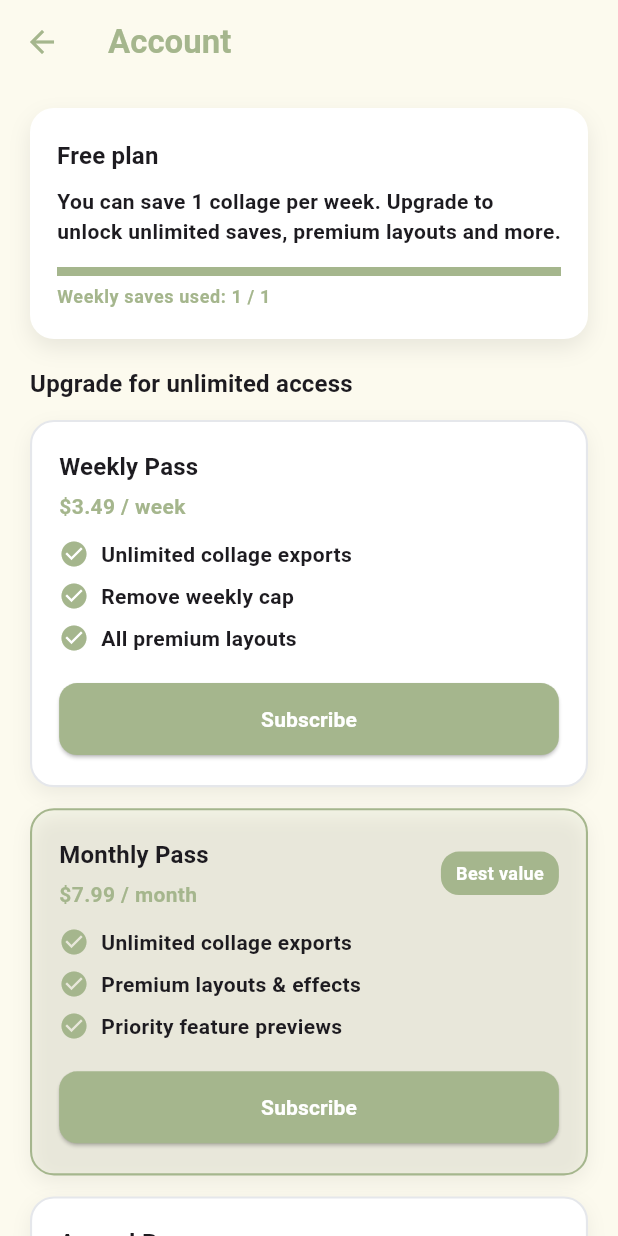
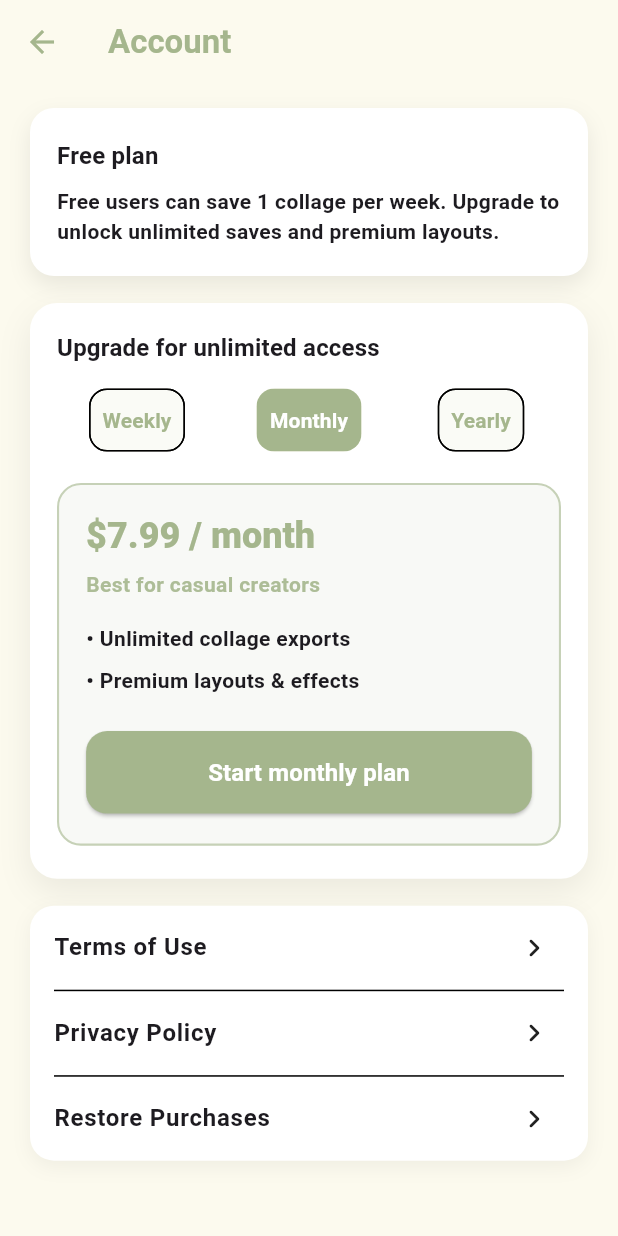
Before and after one commit to aycabadem/photo_collage, a Flutter app: the ProfileScreen screen opened directly, on a phone screen of 412 x 824 dp. Run offline on Flutter 3.47's test engine with Material 3 defaults, Android fonts, the phone set to English and light mode, and no system bars; our stand-ins replace extended_image, image_picker; missing offline and left inert: saver_gallery.

Commit message:
sub part

```diff
--- a/lib/screens/collage_screen.dart
+++ b/lib/screens/collage_screen.dart
@@ -799,6 +799,7 @@ class _CollageScreenState extends State<CollageScreen> {
 
   // Show layout picker modal
   void _showLayoutPicker(BuildContext context, CollageManager collageManager) {
+    final hostContext = context;
     showModalBottomSheet(
       context: context,
       isScrollControlled: true,
@@ -813,7 +814,7 @@ class _CollageScreenState extends State<CollageScreen> {
           Navigator.of(context).pop();
           _openProfile(collageManager);
         },
-        hostContext: context,
+        hostContext: hostContext,
       ),
     );
   }
--- a/lib/screens/profile_screen.dart
+++ b/lib/screens/profile_screen.dart
@@ -2,34 +2,84 @@ import 'package:flutter/material.dart';
 import 'package:provider/provider.dart';
 import '../services/collage_manager.dart';
 
-class ProfileScreen extends StatelessWidget {
+class ProfileScreen extends StatefulWidget {
   const ProfileScreen({super.key});
+
+  @override
+  State<ProfileScreen> createState() => _ProfileScreenState();
+}
+
+class _ProfileScreenState extends State<ProfileScreen> {
+  int _selectedPlanIndex = 1; // Default to monthly
+
+  static const List<_PlanOption> _plans = [
+    _PlanOption(
+      id: 'weekly',
+      label: 'Weekly',
+      priceLabel: '\$3.49 / week',
+      billingDetail: 'Billed weekly • cancel anytime',
+      perks: [
+        'Unlimited collage exports',
+        'Premium layouts & effects',
+        'Early access to new features',
+      ],
+    ),
+    _PlanOption(
+      id: 'monthly',
+      label: 'Monthly',
+      priceLabel: '\$7.99 / month',
+      billingDetail: 'Best for casual creators',
+      perks: [
+        'Unlimited collage exports',
+        'Premium layouts & effects',
+      ],
+      highlighted: true,
+    ),
+    _PlanOption(
+      id: 'yearly',
+      label: 'Yearly',
+      priceLabel: '\$49.99 / year',
+      billingDetail: 'Save 48% vs monthly billing',
+      perks: [
+        'Unlimited collage exports',
+        'All current & future premium tools',
+      ],
+    ),
+  ];
+
+  void _onPlanSelected(int index) {
+    setState(() => _selectedPlanIndex = index);
+  }
+
+  void _handleSubscribe(CollageManager manager) {
+    final plan = _plans[_selectedPlanIndex];
+
+    if (manager.isPremium) {
+      ScaffoldMessenger.of(context).showSnackBar(
+        SnackBar(
+          content: Text('You already have premium access.'),
+          duration: const Duration(seconds: 2),
+        ),
+      );
+      return;
+    }
+
+    manager.setPremium(true);
+    ScaffoldMessenger.of(context).showSnackBar(
+      SnackBar(
+        content: Text('${plan.label} plan activated! Enjoy unlimited access.'),
+        duration: const Duration(seconds: 2),
+      ),
+    );
+  }
 
   @override
   Widget build(BuildContext context) {
     final theme = Theme.of(context);
     final collageManager = context.watch<CollageManager>();
     final bool isPremium = collageManager.isPremium;
-
-    void handleSubscribe() {
-      if (isPremium) {
-        ScaffoldMessenger.of(context).showSnackBar(
-          const SnackBar(
-            content: Text('You already have premium access.'),
-            duration: Duration(seconds: 2),
-          ),
-        );
-        return;
-      }
-
-      collageManager.setPremium(true);
-      ScaffoldMessenger.of(context).showSnackBar(
-        const SnackBar(
-          content: Text('Premium unlocked! Enjoy unlimited layouts.'),
-          duration: Duration(seconds: 2),
-        ),
-      );
-    }
+    final int savesUsed = collageManager.weeklySavesUsed;
+    final int saveLimit = collageManager.weeklySaveLimit;
 
     return Scaffold(
       appBar: AppBar(
@@ -41,12 +91,22 @@ class ProfileScreen extends StatelessWidget {
       body: ListView(
         padding: const EdgeInsets.fromLTRB(20, 16, 20, 24),
         children: [
-          _FreeUsageCard(theme: theme, isPremium: isPremium),
+          _UsageOverviewCard(
+            theme: theme,
+            isPremium: isPremium,
+            savesUsed: savesUsed,
+            saveLimit: saveLimit,
+          ),
           const SizedBox(height: 18),
           _SubscriptionSection(
             theme: theme,
             isPremium: isPremium,
-            onSubscribe: handleSubscribe,
+            plans: _plans,
+            selectedIndex: _selectedPlanIndex,
+            onPlanSelected: _onPlanSelected,
+            onSubscribe: () => _handleSubscribe(collageManager),
+            savesUsed: savesUsed,
+            saveLimit: saveLimit,
           ),
           const SizedBox(height: 18),
           _LegalSection(theme: theme),
@@ -56,14 +116,28 @@ class ProfileScreen extends StatelessWidget {
   }
 }
 
-class _FreeUsageCard extends StatelessWidget {
+class _UsageOverviewCard extends StatelessWidget {
   final ThemeData theme;
   final bool isPremium;
+  final int savesUsed;
+  final int saveLimit;
 
-  const _FreeUsageCard({required this.theme, required this.isPremium});
+  const _UsageOverviewCard({
+    required this.theme,
+    required this.isPremium,
+    required this.savesUsed,
+    required this.saveLimit,
+  });
 
   @override
   Widget build(BuildContext context) {
+    final bool unlimited = isPremium || saveLimit <= 0;
+    final double progress = !unlimited && saveLimit > 0
+        ? (savesUsed / saveLimit).clamp(0.0, 1.0)
+        : 0.0;
+    final int limitedUsed =
+        !unlimited && saveLimit > 0 ? (savesUsed > saveLimit ? saveLimit : savesUsed) : savesUsed;
+
     return Container(
       decoration: BoxDecoration(
         color: Colors.white,
@@ -88,29 +162,15 @@ class _FreeUsageCard extends StatelessWidget {
           ),
           const SizedBox(height: 8),
           if (isPremium)
-            const Text(
-              'Unlimited collage exports, premium layouts and future features are all unlocked.',
+            Text(
+              'Unlimited collage exports, premium layouts and all upcoming features are unlocked.',
+              style: theme.textTheme.bodyMedium,
             )
-          else ...[
-            const Text(
-              'You can save 1 collage per week. Upgrade to unlock unlimited saves, premium layouts and more.',
+          else
+            Text(
+              'Free users can save 1 collage per week. Upgrade to unlock unlimited saves and premium layouts.',
+              style: theme.textTheme.bodyMedium,
             ),
-            const SizedBox(height: 14),
-            LinearProgressIndicator(
-              value: 1.0,
-              backgroundColor: const Color(0xFFE5E7EB),
-              color: theme.colorScheme.primary,
-              minHeight: 6,
-            ),
-            const SizedBox(height: 6),
-            Text(
-              'Weekly saves used: 1 / 1',
-              style: theme.textTheme.bodySmall?.copyWith(
-                color: theme.colorScheme.primary,
-                fontWeight: FontWeight.w600,
-              ),
-            ),
-          ],
         ],
       ),
     );
@@ -120,48 +180,45 @@ class _FreeUsageCard extends StatelessWidget {
 class _SubscriptionSection extends StatelessWidget {
   final ThemeData theme;
   final bool isPremium;
+  final List<_PlanOption> plans;
+  final int selectedIndex;
+  final ValueChanged<int> onPlanSelected;
   final VoidCallback onSubscribe;
+  final int savesUsed;
+  final int saveLimit;
 
   const _SubscriptionSection({
     required this.theme,
     required this.isPremium,
+    required this.plans,
+    required this.selectedIndex,
+    required this.onPlanSelected,
     required this.onSubscribe,
+    required this.savesUsed,
+    required this.saveLimit,
   });
 
   @override
   Widget build(BuildContext context) {
-    final plans = [
-      const _Plan(
-        title: 'Weekly Pass',
-        price: '\$3.49 / week',
-        perks: [
-          'Unlimited collage exports',
-          'Remove weekly cap',
-          'All premium layouts',
+    final _PlanOption plan = plans[selectedIndex];
+    final bool unlimited = isPremium || saveLimit <= 0;
+    final int limitedUsed =
+        !unlimited && saveLimit > 0 ? (savesUsed > saveLimit ? saveLimit : savesUsed) : savesUsed;
+
+    return Container(
+      decoration: BoxDecoration(
+        color: Colors.white,
+        borderRadius: BorderRadius.circular(18),
+        boxShadow: [
+          BoxShadow(
+            color: Colors.black.withValues(alpha: 0.07),
+            blurRadius: 18,
+            offset: const Offset(0, 8),
+          ),
         ],
       ),
-      const _Plan(
-        title: 'Monthly Pass',
-        price: '\$7.99 / month',
-        perks: [
-          'Unlimited collage exports',
-          'Premium layouts & effects',
-          'Priority feature previews',
-        ],
-        highlighted: true,
-      ),
-      const _Plan(
-        title: 'Annual Pass',
-        price: '\$49.99 / year',
-        perks: [
-          'Unlimited collage exports',
-          'Save 48% vs monthly',
-          'VIP feature previews',
-        ],
-      ),
-    ];
-
-    return Column(
+      padding: const EdgeInsets.fromLTRB(18, 18, 18, 22),
+      child: Column(
         crossAxisAlignment: CrossAxisAlignment.start,
         children: [
           Text(
@@ -171,133 +228,88 @@ class _SubscriptionSection extends StatelessWidget {
             ),
           ),
           const SizedBox(height: 12),
-        ...plans.map(
-          (plan) => Padding(
-            padding: const EdgeInsets.only(bottom: 14),
-            child: _PlanCard(
-              plan: plan,
-              theme: theme,
-              isPremium: isPremium,
-              onSubscribe: onSubscribe,
+          LayoutBuilder(
+            builder: (context, constraints) {
+              final double totalSpacing = 16; // spacing of 8 between 3 chips
+              final double chipWidth =
+                  ((constraints.maxWidth - totalSpacing) / plans.length).clamp(80.0, 160.0);
+              return Wrap(
+                spacing: 8,
+                runSpacing: 8,
+                alignment: WrapAlignment.center,
+                children: List.generate(plans.length, (index) {
+                  final option = plans[index];
+                  final bool selected = index == selectedIndex;
+                  return SizedBox(
+                    width: chipWidth,
+                    child: ChoiceChip(
+                      label: Text(option.label, textAlign: TextAlign.center),
+                      selected: selected,
+                      onSelected: (value) {
+                        if (!value) return;
+                        onPlanSelected(index);
+                      },
+                      selectedColor: theme.colorScheme.primary,
+                      backgroundColor: const Color(0xFFFAFBF6),
+                      showCheckmark: false,
+                      labelStyle: TextStyle(
+                        color: selected ? Colors.white : theme.colorScheme.primary,
+                        fontWeight: selected ? FontWeight.w700 : FontWeight.w600,
+                      ),
+                      padding: const EdgeInsets.symmetric(vertical: 10),
+                      shape: RoundedRectangleBorder(
+                        borderRadius: BorderRadius.circular(12),
                       ),
                     ),
+                  );
+                }),
+              );
+            },
           ),
-      ],
-    );
-  }
-}
-
-class _Plan {
-  final String title;
-  final String price;
-  final List<String> perks;
-  final bool highlighted;
-
-  const _Plan({
-    required this.title,
-    required this.price,
-    required this.perks,
-    this.highlighted = false,
-  });
-}
-
-class _PlanCard extends StatelessWidget {
-  final _Plan plan;
-  final ThemeData theme;
-  final bool isPremium;
-  final VoidCallback onSubscribe;
-
-  const _PlanCard({
-    required this.plan,
-    required this.theme,
-    required this.isPremium,
-    required this.onSubscribe,
-  });
-
-  @override
-  Widget build(BuildContext context) {
-    final borderColor = plan.highlighted
-        ? theme.colorScheme.primary
-        : const Color(0xFFE5E7EB);
-    final backgroundColor =
-        plan.highlighted ? theme.colorScheme.primary.withValues(alpha: 0.07) : Colors.white;
-
-    return Container(
+          const SizedBox(height: 18),
+          Container(
             decoration: BoxDecoration(
-        color: backgroundColor,
+              color: plan.highlighted
+                  ? theme.colorScheme.primary.withValues(alpha: 0.08)
+                  : Colors.white,
               borderRadius: BorderRadius.circular(16),
-        border: Border.all(color: borderColor, width: 1.4),
-        boxShadow: [
-          BoxShadow(
-            color: Colors.black.withValues(alpha: 0.06),
-            blurRadius: 10,
-            offset: const Offset(0, 5),
+              border: Border.all(
+                color: plan.highlighted
+                    ? theme.colorScheme.primary.withValues(alpha: 0.6)
+                    : const Color(0xFFE4E7D5),
+                width: 1.4,
               ),
-        ],
             ),
             padding: const EdgeInsets.fromLTRB(18, 18, 18, 20),
             child: Column(
               crossAxisAlignment: CrossAxisAlignment.start,
               children: [
-          Row(
-            children: [
-              Expanded(
-                child: Column(
-                  crossAxisAlignment: CrossAxisAlignment.start,
-                  children: [
                 Text(
-                      plan.title,
-                      style: theme.textTheme.titleMedium?.copyWith(
-                        fontWeight: FontWeight.w700,
+                  plan.priceLabel,
+                  style: theme.textTheme.headlineSmall?.copyWith(
+                    fontWeight: FontWeight.w800,
+                    color: theme.colorScheme.primary,
                   ),
                 ),
-                    const SizedBox(height: 4),
+                const SizedBox(height: 6),
                 Text(
-                      plan.price,
+                  plan.billingDetail,
                   style: theme.textTheme.bodyMedium?.copyWith(
-                        color: theme.colorScheme.primary,
                     fontWeight: FontWeight.w600,
+                    color: theme.colorScheme.primary.withValues(alpha: 0.9),
                   ),
                 ),
-                  ],
-                ),
-              ),
-              if (plan.highlighted)
-                Container(
-                  padding: const EdgeInsets.symmetric(horizontal: 10, vertical: 6),
-                  decoration: BoxDecoration(
-                    color: theme.colorScheme.primary,
-                    borderRadius: BorderRadius.circular(12),
-                  ),
-                  child: const Text(
-                    'Best value',
-                    style: TextStyle(
-                      color: Colors.white,
-                      fontWeight: FontWeight.w700,
-                      fontSize: 12,
+                const SizedBox(height: 16),
+                ...plan.perks.map(
+                  (perk) => Padding(
+                    padding: const EdgeInsets.only(bottom: 8),
+                    child: Text(
+                      '• $perk',
+                      style: theme.textTheme.bodyMedium,
                     ),
                   ),
                 ),
-            ],
-          ),
-          const SizedBox(height: 12),
-          ...plan.perks.map(
-            (perk) => Padding(
-              padding: const EdgeInsets.only(bottom: 8),
-              child: Row(
-                children: [
-                  Icon(
-                    Icons.check_circle,
-                    color: theme.colorScheme.primary,
-                    size: 20,
-                  ),
-                  const SizedBox(width: 8),
-                  Expanded(child: Text(perk)),
-                ],
-              ),
-            ),
-          ),
-          const SizedBox(height: 12),
+                const SizedBox(height: 16),
                 SizedBox(
                   width: double.infinity,
                   child: ElevatedButton(
@@ -307,21 +319,47 @@ class _PlanCard extends StatelessWidget {
                           ? theme.colorScheme.primary.withValues(alpha: 0.4)
                           : theme.colorScheme.primary,
                       foregroundColor: Colors.white,
-                padding: const EdgeInsets.symmetric(vertical: 14),
+                      padding: const EdgeInsets.symmetric(vertical: 16),
                       shape: RoundedRectangleBorder(
-                  borderRadius: BorderRadius.circular(12),
+                        borderRadius: BorderRadius.circular(14),
                       ),
                     ),
                     child: Text(
-                isPremium ? 'Subscribed' : 'Subscribe',
-                style: const TextStyle(fontWeight: FontWeight.w700),
+                      isPremium
+                          ? 'Premium active'
+                          : 'Start ${plan.label.toLowerCase()} plan',
+                      style: const TextStyle(
+                        fontWeight: FontWeight.w700,
+                        fontSize: 16,
                       ),
+                    ),
+                  ),
+                ),
+              ],
             ),
           ),
         ],
       ),
     );
   }
+}
+
+class _PlanOption {
+  final String id;
+  final String label;
+  final String priceLabel;
+  final String billingDetail;
+  final List<String> perks;
+  final bool highlighted;
+
+  const _PlanOption({
+    required this.id,
+    required this.label,
+    required this.priceLabel,
+    required this.billingDetail,
+    required this.perks,
+    this.highlighted = false,
+  });
 }
 
 class _LegalSection extends StatelessWidget {
@@ -353,7 +391,9 @@ class _LegalSection extends StatelessWidget {
         onTap: () {
           ScaffoldMessenger.of(context).showSnackBar(
             const SnackBar(
-              content: Text('Restore will be available when subscriptions launch.'),
+              content: Text(
+                'Restore will be available when subscriptions launch.',
+              ),
               duration: Duration(seconds: 2),
             ),
           );
--- a/lib/services/collage_manager.dart
+++ b/lib/services/collage_manager.dart
@@ -105,6 +105,7 @@ abstract class _CollageManagerBase extends ChangeNotifier {
 
   // Premium access
   bool _isPremium = false;
+  int _weeklySavesUsed = 0;
 
   // Getters
   AspectSpec get selectedAspect => _selectedAspect;
@@ -146,6 +147,8 @@ abstract class _CollageManagerBase extends ChangeNotifier {
 
   bool get isPremium => _isPremium;
   bool get isFreeUser => !_isPremium;
+  int get weeklySavesUsed => _weeklySavesUsed;
+  int get weeklySaveLimit => _isPremium ? -1 : 1;
 
   // Derived background color including opacity
   Color get backgroundColorWithOpacity =>
@@ -154,6 +157,14 @@ abstract class _CollageManagerBase extends ChangeNotifier {
   void setPremium(bool value) {
     if (_isPremium == value) return;
     _isPremium = value;
+    if (value) {
+      // Optional: allow unlimited saves immediately
+    }
+    notifyListeners();
+  }
+
+  void resetWeeklyUsage() {
+    _weeklySavesUsed = 0;
     notifyListeners();
   }
 
--- a/lib/services/collage_manager/export_controls.dart
+++ b/lib/services/collage_manager/export_controls.dart
@@ -166,6 +166,13 @@ mixin _CollageExportControls on _CollageManagerBase {
         androidRelativePath: 'Pictures/CollageMaker',
       );
 
+      if (result.isSuccess) {
+        if (!_isPremium) {
+          _weeklySavesUsed += 1;
+        }
+        notifyListeners();
+      }
+
       return result.isSuccess;
     } catch (_) {
       return false;
```
Lines whose indentation alone changed are shown as unchanged.
